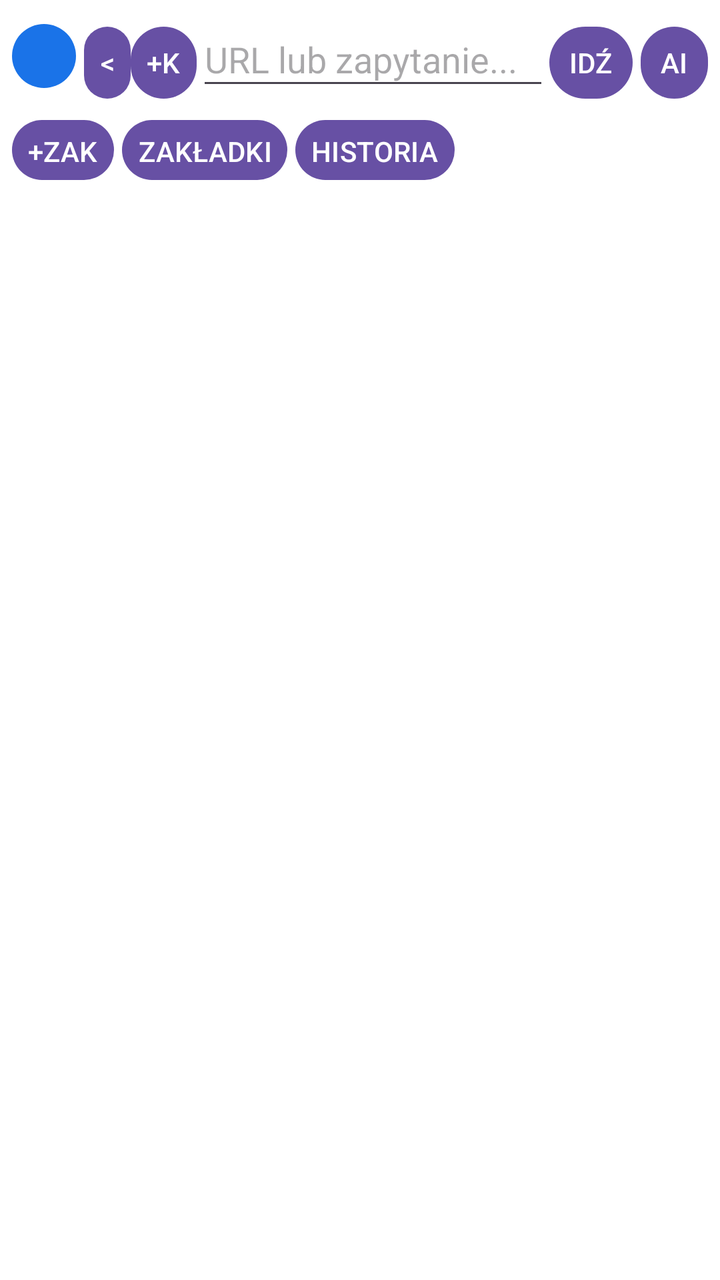
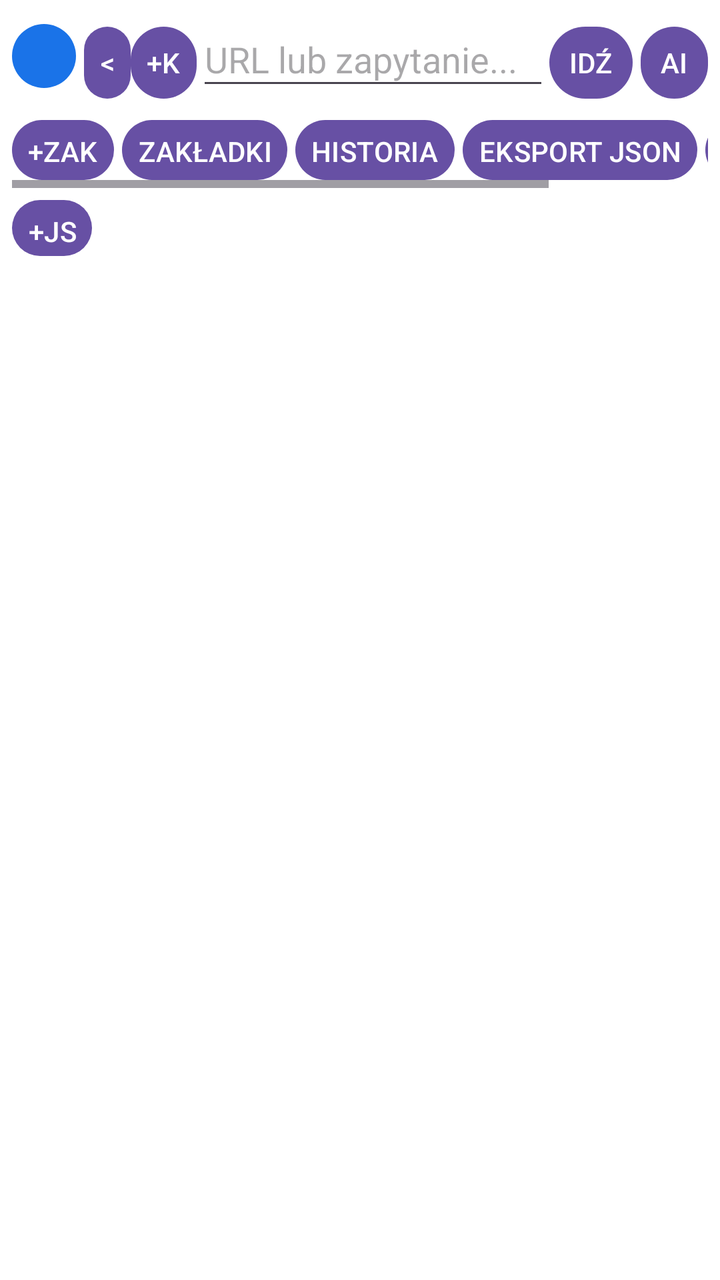

Compare the two renders of this Android layout. The source of the first and the diff that turns it into the second are given below.
<!-- AndroidManifest.xml: application theme Theme.AIBrowser -->
<!-- res/layout/activity_main.xml -->
<?xml version="1.0" encoding="utf-8"?>
<androidx.constraintlayout.widget.ConstraintLayout
    xmlns:android="http://schemas.android.com/apk/res/android"
    xmlns:app="http://schemas.android.com/apk/res-auto"
    android:layout_width="match_parent"
    android:layout_height="match_parent"
    android:background="@color/webapp_default_bg">

    <LinearLayout
        android:id="@+id/topBar"
        android:layout_width="0dp"
        android:layout_height="wrap_content"
        android:orientation="horizontal"
        android:padding="6dp"
        app:layout_constraintTop_toTopOf="parent"
        app:layout_constraintStart_toStartOf="parent"
        app:layout_constraintEnd_toEndOf="parent">

        <ImageView
            android:id="@+id/brandBadge"
            android:layout_width="32dp"
            android:layout_height="32dp"
            android:layout_gravity="center_vertical"
            android:layout_marginEnd="4dp"
            android:contentDescription="@string/name"
            android:src="@drawable/splash_icon" />

        <Button
            android:id="@+id/backButton"
            android:layout_width="wrap_content"
            android:layout_height="44dp"
            android:minWidth="0dp"
            android:paddingHorizontal="8dp"
            android:text="&lt;" />

        <Button
            android:id="@+id/newTabButton"
            android:layout_width="wrap_content"
            android:layout_height="44dp"
            android:minWidth="0dp"
            android:paddingHorizontal="8dp"
            android:text="+K" />

        <EditText
            android:id="@+id/urlInput"
            android:layout_width="0dp"
            android:layout_height="44dp"
            android:layout_weight="1"
            android:hint="URL lub zapytanie..."
            android:imeOptions="actionGo"
            android:inputType="textUri"
            android:singleLine="true" />

        <Button
            android:id="@+id/goButton"
            android:layout_width="wrap_content"
            android:layout_height="44dp"
            android:minWidth="0dp"
            android:paddingHorizontal="10dp"
            android:text="IDŹ" />

        <Button
            android:id="@+id/aiTabButton"
            android:layout_width="wrap_content"
            android:layout_height="44dp"
            android:layout_marginStart="4dp"
            android:minWidth="0dp"
            android:paddingHorizontal="10dp"
            android:text="@string/action_ai" />
    </LinearLayout>

    <HorizontalScrollView
        android:id="@+id/tabsScroll"
        android:layout_width="0dp"
        android:layout_height="wrap_content"
        android:paddingHorizontal="6dp"
        android:paddingBottom="4dp"
        app:layout_constraintTop_toBottomOf="@id/topBar"
        app:layout_constraintStart_toStartOf="parent"
        app:layout_constraintEnd_toEndOf="parent">

        <LinearLayout
            android:id="@+id/tabsStrip"
            android:layout_width="wrap_content"
            android:layout_height="wrap_content"
            android:orientation="horizontal">

            <Button
                android:id="@+id/addBookmarkButton"
                android:layout_width="wrap_content"
                android:layout_height="38dp"
                android:minWidth="0dp"
                android:paddingHorizontal="8dp"
                android:text="+ZAK" />

            <Button
                android:id="@+id/bookmarksButton"
                android:layout_width="wrap_content"
                android:layout_height="38dp"
                android:layout_marginStart="4dp"
                android:minWidth="0dp"
                android:paddingHorizontal="8dp"
                android:text="ZAKŁADKI" />

            <Button
                android:id="@+id/historyButton"
                android:layout_width="wrap_content"
                android:layout_height="38dp"
                android:layout_marginStart="4dp"
                android:layout_marginEnd="6dp"
                android:minWidth="0dp"
                android:paddingHorizontal="8dp"
                android:text="HISTORIA" />
        </LinearLayout>
    </HorizontalScrollView>

    <FrameLayout
        android:id="@+id/webContainer"
        android:layout_width="0dp"
        android:layout_height="0dp"
        app:layout_constraintTop_toBottomOf="@id/tabsScroll"
        app:layout_constraintBottom_toBottomOf="parent"
        app:layout_constraintStart_toStartOf="parent"
        app:layout_constraintEnd_toEndOf="parent" />

    <LinearLayout
        android:id="@+id/aiCardContainer"
        android:layout_width="0dp"
        android:layout_height="0dp"
        android:orientation="vertical"
        android:padding="10dp"
        android:visibility="gone"
        app:layout_constraintTop_toBottomOf="@id/tabsScroll"
        app:layout_constraintBottom_toBottomOf="parent"
        app:layout_constraintStart_toStartOf="parent"
        app:layout_constraintEnd_toEndOf="parent">

        <EditText
            android:id="@+id/endpointInput"
            android:layout_width="match_parent"
            android:layout_height="42dp"
            android:hint="Endpoint (np. https://api.openai.com/v1/chat/completions)"
            android:inputType="textUri"
            android:singleLine="true" />

        <EditText
            android:id="@+id/apiKeyInput"
            android:layout_width="match_parent"
            android:layout_height="42dp"
            android:hint="API Key"
            android:inputType="textPassword"
            android:singleLine="true" />

        <LinearLayout
            android:layout_width="match_parent"
            android:layout_height="wrap_content"
            android:orientation="horizontal">

            <EditText
                android:id="@+id/modelInput"
                android:layout_width="0dp"
                android:layout_height="42dp"
                android:layout_weight="1"
                android:hint="Model ID"
                android:inputType="text"
                android:singleLine="true" />

            <Button
                android:id="@+id/saveConfigButton"
                android:layout_width="wrap_content"
                android:layout_height="42dp"
                android:text="ZAPISZ" />

            <Button
                android:id="@+id/clearChatButton"
                android:layout_width="wrap_content"
                android:layout_height="42dp"
                android:layout_marginStart="4dp"
                android:text="CZYŚĆ" />
        </LinearLayout>

        <LinearLayout
            android:layout_width="match_parent"
            android:layout_height="wrap_content"
            android:layout_marginTop="4dp"
            android:orientation="horizontal">

            <Button
                android:id="@+id/injectPageButton"
                android:layout_width="0dp"
                android:layout_height="40dp"
                android:layout_weight="1"
                android:text="POBIERZ STRONĘ + URL" />

            <Button
                android:id="@+id/injectSelectionButton"
                android:layout_width="0dp"
                android:layout_height="40dp"
                android:layout_weight="1"
                android:layout_marginStart="4dp"
                android:text="ZAZNACZENIE" />
        </LinearLayout>

        <EditText
            android:id="@+id/promptInput"
            android:layout_width="match_parent"
            android:layout_height="92dp"
            android:layout_marginTop="4dp"
            android:gravity="top"
            android:hint="Prompt..."
            android:inputType="textMultiLine" />

        <Button
            android:id="@+id/sendAiButton"
            android:layout_width="match_parent"
            android:layout_height="44dp"
            android:text="WYŚLIJ (SSE STREAM)" />

        <ScrollView
            android:layout_width="match_parent"
            android:layout_height="0dp"
            android:layout_weight="1"
            android:layout_marginTop="6dp">

            <TextView
                android:id="@+id/aiOutputText"
                android:layout_width="match_parent"
                android:layout_height="wrap_content"
                android:textIsSelectable="true" />
        </ScrollView>
    </LinearLayout>

</androidx.constraintlayout.widget.ConstraintLayout>
<!-- resources referenced by this layout -->
<resources>
  <color name="webapp_default_bg">#FFFFFFFF</color>
  <!-- drawable splash_icon (drawable) -->
  <?xml version="1.0" encoding="utf-8"?>
  <shape xmlns:android="http://schemas.android.com/apk/res/android"
      android:shape="oval">
      <solid android:color="@color/accent_primary" />
      <size
          android:width="@dimen/webapp_splash_image_size_ideal"
          android:height="@dimen/webapp_splash_image_size_ideal" />
  </shape>
  <string name="action_ai">AI</string>
  <string name="name">Duck.ai</string>
  <style name="Theme.AIBrowser" parent="Theme.Material3.DayNight.NoActionBar">
          <item name="android:windowBackground">@color/webapp_default_bg</item>
      </style>
  <color name="accent_primary">#FF1A73E8</color>
  <dimen name="webapp_splash_image_size_ideal">96dp</dimen>
</resources>

<!-- the commit's change to res/layout/activity_main.xml (unified diff, before → after) -->
@@ -74,43 +74,87 @@
         android:layout_width="0dp"
         android:layout_height="wrap_content"
         android:paddingHorizontal="6dp"
+        android:paddingBottom="2dp"
+        app:layout_constraintTop_toBottomOf="@id/topBar"
+        app:layout_constraintStart_toStartOf="parent"
+        app:layout_constraintEnd_toEndOf="parent">
+
+        <LinearLayout
+            android:id="@+id/tabsStrip"
+            android:layout_width="wrap_content"
+            android:layout_height="wrap_content"
+            android:orientation="horizontal">
+
+            <Button
+                android:id="@+id/addBookmarkButton"
+                android:layout_width="wrap_content"
+                android:layout_height="38dp"
+                android:minWidth="0dp"
+                android:paddingHorizontal="8dp"
+                android:text="+ZAK" />
+
+            <Button
+                android:id="@+id/bookmarksButton"
+                android:layout_width="wrap_content"
+                android:layout_height="38dp"
+                android:layout_marginStart="4dp"
+                android:minWidth="0dp"
+                android:paddingHorizontal="8dp"
+                android:text="ZAKŁADKI" />
+
+            <Button
+                android:id="@+id/historyButton"
+                android:layout_width="wrap_content"
+                android:layout_height="38dp"
+                android:layout_marginStart="4dp"
+                android:minWidth="0dp"
+                android:paddingHorizontal="8dp"
+                android:text="HISTORIA" />
+
+            <Button
+                android:id="@+id/exportJsonButton"
+                android:layout_width="wrap_content"
+                android:layout_height="38dp"
+                android:layout_marginStart="4dp"
+                android:minWidth="0dp"
+                android:paddingHorizontal="8dp"
+                android:text="EKSPORT JSON" />
+
+            <Button
+                android:id="@+id/importJsonButton"
+                android:layout_width="wrap_content"
+                android:layout_height="38dp"
+                android:layout_marginStart="4dp"
+                android:layout_marginEnd="6dp"
+                android:minWidth="0dp"
+                android:paddingHorizontal="8dp"
+                android:text="IMPORT JSON" />
+        </LinearLayout>
+    </HorizontalScrollView>
+
+    <HorizontalScrollView
+        android:id="@+id/scriptsScroll"
+        android:layout_width="0dp"
+        android:layout_height="wrap_content"
+        android:paddingHorizontal="6dp"
         android:paddingBottom="4dp"
-        app:layout_constraintTop_toBottomOf="@id/topBar"
-        app:layout_constraintStart_toStartOf="parent"
-        app:layout_constraintEnd_toEndOf="parent">
-
-        <LinearLayout
-            android:id="@+id/tabsStrip"
-            android:layout_width="wrap_content"
-            android:layout_height="wrap_content"
-            android:orientation="horizontal">
-
-            <Button
-                android:id="@+id/addBookmarkButton"
-                android:layout_width="wrap_content"
-                android:layout_height="38dp"
-                android:minWidth="0dp"
-                android:paddingHorizontal="8dp"
-                android:text="+ZAK" />
-
-            <Button
-                android:id="@+id/bookmarksButton"
-                android:layout_width="wrap_content"
-                android:layout_height="38dp"
-                android:layout_marginStart="4dp"
-                android:minWidth="0dp"
-                android:paddingHorizontal="8dp"
-                android:text="ZAKŁADKI" />
-
-            <Button
-                android:id="@+id/historyButton"
-                android:layout_width="wrap_content"
-                android:layout_height="38dp"
-                android:layout_marginStart="4dp"
-                android:layout_marginEnd="6dp"
-                android:minWidth="0dp"
-                android:paddingHorizontal="8dp"
-                android:text="HISTORIA" />
+        app:layout_constraintTop_toBottomOf="@id/tabsScroll"
+        app:layout_constraintStart_toStartOf="parent"
+        app:layout_constraintEnd_toEndOf="parent">
+
+        <LinearLayout
+            android:id="@+id/scriptsStrip"
+            android:layout_width="wrap_content"
+            android:layout_height="wrap_content"
+            android:orientation="horizontal">
+
+            <Button
+                android:id="@+id/addScriptButton"
+                android:layout_width="wrap_content"
+                android:layout_height="36dp"
+                android:minWidth="0dp"
+                android:paddingHorizontal="8dp"
+                android:text="+JS" />
         </LinearLayout>
     </HorizontalScrollView>
 
@@ -118,7 +162,7 @@
         android:id="@+id/webContainer"
         android:layout_width="0dp"
         android:layout_height="0dp"
-        app:layout_constraintTop_toBottomOf="@id/tabsScroll"
+        app:layout_constraintTop_toBottomOf="@id/scriptsScroll"
         app:layout_constraintBottom_toBottomOf="parent"
         app:layout_constraintStart_toStartOf="parent"
         app:layout_constraintEnd_toEndOf="parent" />
@@ -130,7 +174,7 @@
         android:orientation="vertical"
         android:padding="10dp"
         android:visibility="gone"
-        app:layout_constraintTop_toBottomOf="@id/tabsScroll"
+        app:layout_constraintTop_toBottomOf="@id/scriptsScroll"
         app:layout_constraintBottom_toBottomOf="parent"
         app:layout_constraintStart_toStartOf="parent"
         app:layout_constraintEnd_toEndOf="parent">
